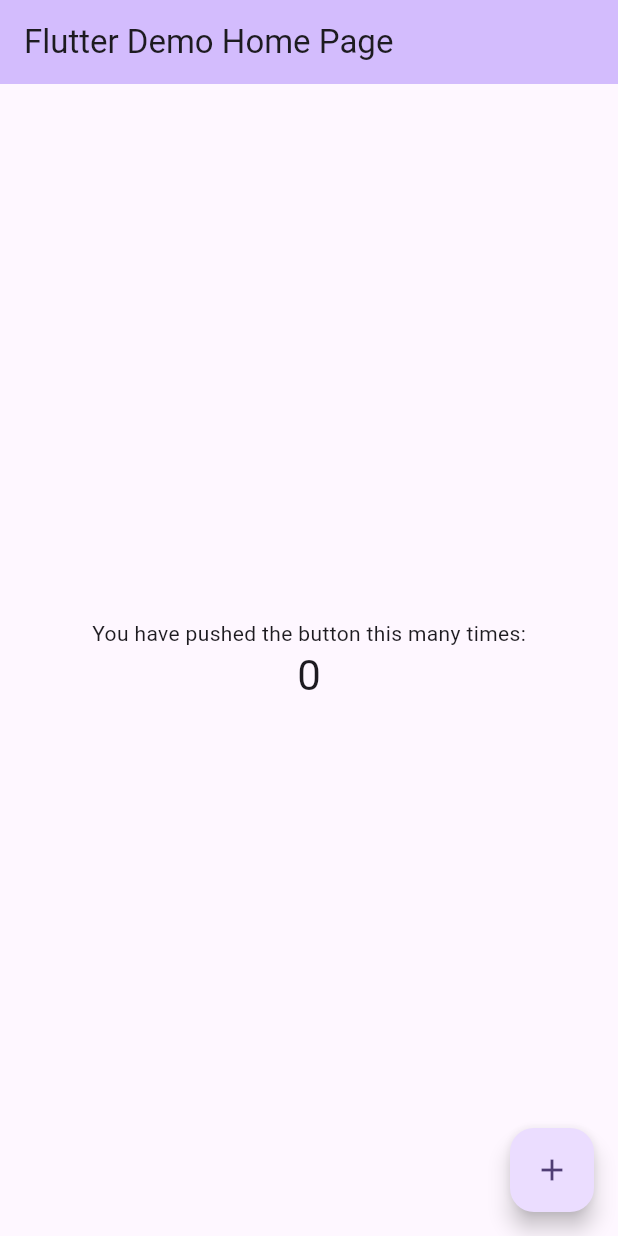
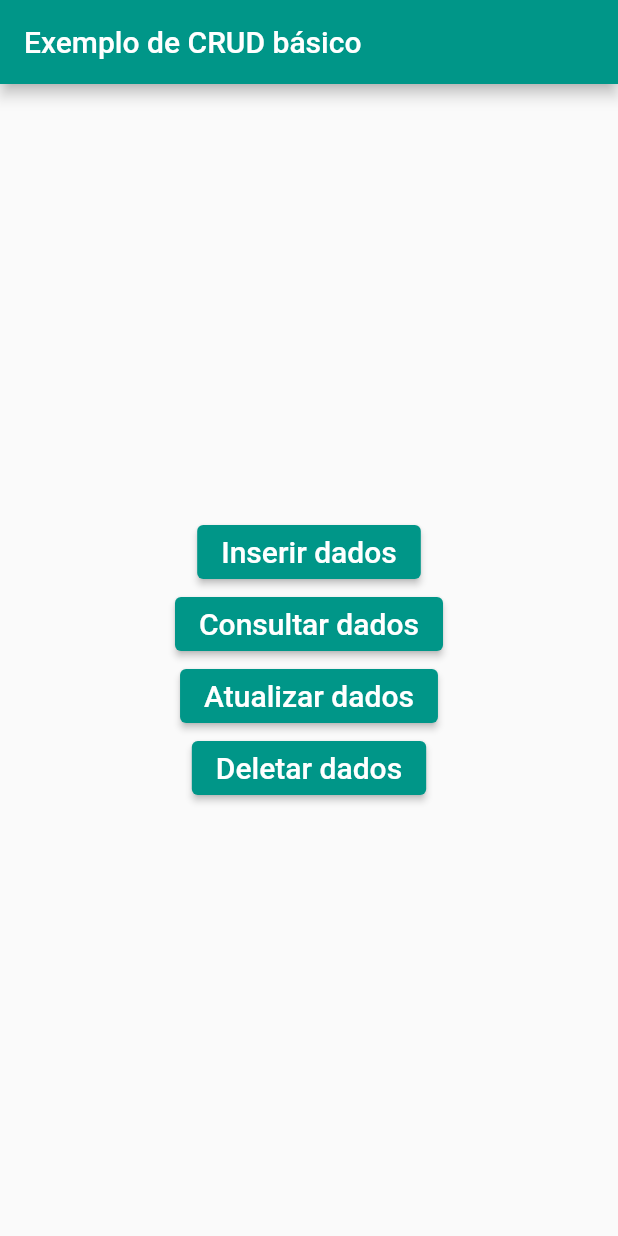
Before and after one commit to LinsmarRNeto/cadastro_sqlite, a Flutter app: the screen it shows after launch, on a phone screen of 412 x 824 dp. Run offline on Flutter 3.47's test engine with Material 2 defaults, Android fonts, the light colour scheme and no system bars; our stand-ins replace sqflite; accounts and stored records are empty.

Commit message:
Add CRUD buttons and functions

```diff
--- a/lib/main.dart
+++ b/lib/main.dart
@@ -1,125 +1,110 @@
+import 'package:cadastro_sqlite/database_helper.dart';
 import 'package:flutter/material.dart';
 
-void main() {
-  runApp(const MyApp());
-}
+void main() => runApp(MyApp());
 
 class MyApp extends StatelessWidget {
-  const MyApp({super.key});
-
-  // This widget is the root of your application.
   @override
   Widget build(BuildContext context) {
     return MaterialApp(
-      title: 'Flutter Demo',
+      title: 'SQFLite Demo',
       theme: ThemeData(
-        // This is the theme of your application.
-        //
-        // TRY THIS: Try running your application with "flutter run". You'll see
-        // the application has a blue toolbar. Then, without quitting the app,
-        // try changing the seedColor in the colorScheme below to Colors.green
-        // and then invoke "hot reload" (save your changes or press the "hot
-        // reload" button in a Flutter-supported IDE, or press "r" if you used
-        // the command line to start the app).
-        //
-        // Notice that the counter didn't reset back to zero; the application
-        // state is not lost during the reload. To reset the state, use hot
-        // restart instead.
-        //
-        // This works for code too, not just values: Most code changes can be
-        // tested with just a hot reload.
-        colorScheme: ColorScheme.fromSeed(seedColor: Colors.deepPurple),
-        useMaterial3: true,
+        primarySwatch: Colors.teal,
       ),
-      home: const MyHomePage(title: 'Flutter Demo Home Page'),
+      home: MyHomePage(),
     );
   }
 }
 
-class MyHomePage extends StatefulWidget {
-  const MyHomePage({super.key, required this.title});
-
-  // This widget is the home page of your application. It is stateful, meaning
-  // that it has a State object (defined below) that contains fields that affect
-  // how it looks.
-
-  // This class is the configuration for the state. It holds the values (in this
-  // case the title) provided by the parent (in this case the App widget) and
-  // used by the build method of the State. Fields in a Widget subclass are
-  // always marked "final".
-
-  final String title;
-
-  @override
-  State<MyHomePage> createState() => _MyHomePageState();
-}
-
-class _MyHomePageState extends State<MyHomePage> {
-  int _counter = 0;
-
-  void _incrementCounter() {
-    setState(() {
-      // This call to setState tells the Flutter framework that something has
-      // changed in this State, which causes it to rerun the build method below
-      // so that the display can reflect the updated values. If we changed
-      // _counter without calling setState(), then the build method would not be
-      // called again, and so nothing would appear to happen.
-      _counter++;
-    });
-  }
-
+class MyHomePage extends StatelessWidget {
+  //referencia nossa classe single para gerenciar o banco de dados
+  final dbHelper = DatabaseHelper.instance;
+  //layout da homepage
   @override
   Widget build(BuildContext context) {
-    // This method is rerun every time setState is called, for instance as done
-    // by the _incrementCounter method above.
-    //
-    // The Flutter framework has been optimized to make rerunning build methods
-    // fast, so that you can just rebuild anything that needs updating rather
-    // than having to individually change instances of widgets.
     return Scaffold(
       appBar: AppBar(
-        // TRY THIS: Try changing the color here to a specific color (to
-        // Colors.amber, perhaps?) and trigger a hot reload to see the AppBar
-        // change color while the other colors stay the same.
-        backgroundColor: Theme.of(context).colorScheme.inversePrimary,
-        // Here we take the value from the MyHomePage object that was created by
-        // the App.build method, and use it to set our appbar title.
-        title: Text(widget.title),
+        title: Text('Exemplo de CRUD básico'),
       ),
       body: Center(
-        // Center is a layout widget. It takes a single child and positions it
-        // in the middle of the parent.
         child: Column(
-          // Column is also a layout widget. It takes a list of children and
-          // arranges them vertically. By default, it sizes itself to fit its
-          // children horizontally, and tries to be as tall as its parent.
-          //
-          // Column has various properties to control how it sizes itself and
-          // how it positions its children. Here we use mainAxisAlignment to
-          // center the children vertically; the main axis here is the vertical
-          // axis because Columns are vertical (the cross axis would be
-          // horizontal).
-          //
-          // TRY THIS: Invoke "debug painting" (choose the "Toggle Debug Paint"
-          // action in the IDE, or press "p" in the console), to see the
-          // wireframe for each widget.
           mainAxisAlignment: MainAxisAlignment.center,
           children: <Widget>[
-            const Text(
-              'You have pushed the button this many times:',
+            ElevatedButton(
+              child: Text(
+                'Inserir dados',
+                style: TextStyle(fontSize: 20),
+              ),
+              onPressed: () {
+                _inserir();
+              },
             ),
-            Text(
-              '$_counter',
-              style: Theme.of(context).textTheme.headlineMedium,
+            ElevatedButton(
+              child: Text(
+                'Consultar dados',
+                style: TextStyle(fontSize: 20),
+              ),
+              onPressed: () {
+                _consultar();
+              },
+            ),
+            ElevatedButton(
+              child: Text(
+                'Atualizar dados',
+                style: TextStyle(fontSize: 20),
+              ),
+              onPressed: () {
+                _atualizar();
+              },
+            ),
+            ElevatedButton(
+              child: Text(
+                'Deletar dados',
+                style: TextStyle(fontSize: 20),
+              ),
+              onPressed: () {
+                _deletar();
+              },
             ),
           ],
         ),
       ),
-      floatingActionButton: FloatingActionButton(
-        onPressed: _incrementCounter,
-        tooltip: 'Increment',
-        child: const Icon(Icons.add),
-      ), // This trailing comma makes auto-formatting nicer for build methods.
     );
   }
+
+  //métodos dos buttons
+  void _inserir() async {
+    //linha para incluir
+    Map<String, dynamic> row = {
+      DatabaseHelper.columnNome: 'João inserir',
+      DatabaseHelper.columnIdade: 40
+    };
+    final id = await dbHelper.insert(row);
+    print('linha inserida id: $id');
+  }
+
+  void _consultar() async {
+    final todasLinhas = await dbHelper.queryAllRows();
+    print('consulta todas as linha:');
+    todasLinhas.forEach((row) => print(row));
+  }
+
+  void _atualizar() async {
+    //linha para atualizar
+    Map<String, dynamic> row = {
+      DatabaseHelper.columnId: 1,
+      DatabaseHelper.columnNome: 'Maria atualizar',
+      DatabaseHelper.columnIdade: 32
+    };
+
+    final linhasAfetadas = await dbHelper.update(row);
+    print('atualizadas $linhasAfetadas linha(s)');
+  }
+
+  void _deletar() async {
+    //assumindo que o numero de linhas é o id para a última linha
+    final id = await dbHelper.queryRowCount();
+    final linhaDeletada = await dbHelper.delete(id!);
+    print('Deletadas(s) $linhaDeletada linha(s): linha $id');
+  }
 }
```
Also changed, not shown: 1 other file.
